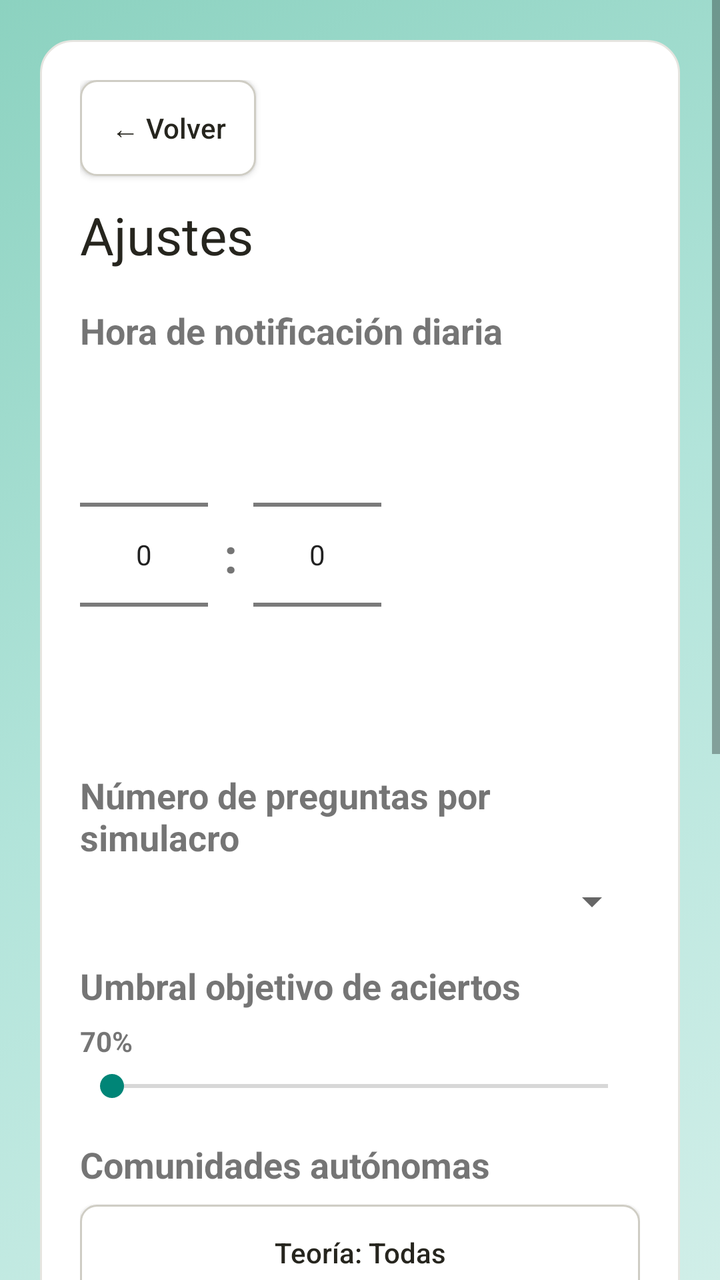
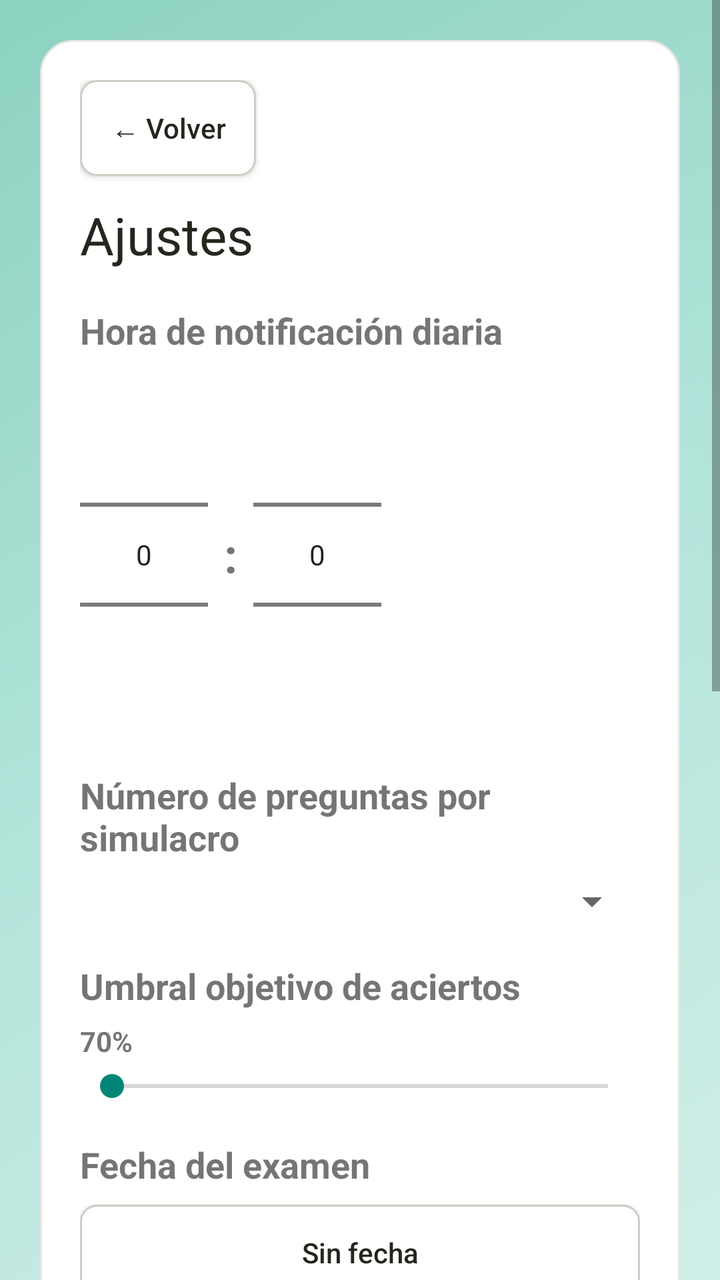

Before-and-after screenshots of an Android layout around one commit, followed by the original layout XML and the change that was made.
<!-- AndroidManifest.xml: application theme Theme.AppCompat.Light.NoActionBar -->
<!-- res/layout/activity_settings.xml -->
<?xml version="1.0" encoding="utf-8"?>
<ScrollView xmlns:android="http://schemas.android.com/apk/res/android"
    android:layout_width="match_parent"
    android:layout_height="match_parent"
    android:background="@drawable/bg_gradient_anim"
    android:fillViewport="true">

    <LinearLayout
        android:layout_width="match_parent"
        android:layout_height="wrap_content"
        android:orientation="vertical"
        android:padding="20dp">

        <LinearLayout
            android:layout_width="match_parent"
            android:layout_height="wrap_content"
            android:background="@drawable/pastel_panel"
            android:orientation="vertical"
            android:padding="20dp">

            <Button
                android:id="@+id/cancelSettingsButton"
                android:layout_width="wrap_content"
                android:layout_height="wrap_content"
                android:layout_marginBottom="12dp"
                android:background="@drawable/button_soft_action"
                android:text="← Volver"
                android:textAllCaps="false"
                android:textColor="@color/ink" />

            <TextView
                android:layout_width="wrap_content"
                android:layout_height="wrap_content"
                android:text="Ajustes"
                android:textSize="26sp"
                android:textColor="@color/ink" />

            <TextView
                android:layout_width="wrap_content"
                android:layout_height="wrap_content"
                android:layout_marginTop="18dp"
                android:text="Hora de notificación diaria"
                android:textSize="18sp"
                android:textStyle="bold" />

            <LinearLayout
                android:layout_width="wrap_content"
                android:layout_height="wrap_content"
                android:layout_marginTop="10dp"
                android:orientation="horizontal">

                <NumberPicker
                    android:id="@+id/hourPicker"
                    android:layout_width="wrap_content"
                    android:layout_height="wrap_content" />

                <TextView
                    android:layout_width="wrap_content"
                    android:layout_height="wrap_content"
                    android:layout_gravity="center_vertical"
                    android:layout_marginHorizontal="8dp"
                    android:text=":"
                    android:textSize="24sp"
                    android:textStyle="bold" />

                <NumberPicker
                    android:id="@+id/minutePicker"
                    android:layout_width="wrap_content"
                    android:layout_height="wrap_content" />
            </LinearLayout>

            <TextView
                android:layout_width="wrap_content"
                android:layout_height="wrap_content"
                android:layout_marginTop="18dp"
                android:text="Número de preguntas por simulacro"
                android:textSize="18sp"
                android:textStyle="bold" />

            <Spinner
                android:id="@+id/questionCountSpinner"
                android:layout_width="match_parent"
                android:layout_height="wrap_content"
                android:layout_marginTop="8dp" />

            <TextView
                android:layout_width="wrap_content"
                android:layout_height="wrap_content"
                android:layout_marginTop="18dp"
                android:text="Umbral objetivo de aciertos"
                android:textSize="18sp"
                android:textStyle="bold" />

            <TextView
                android:id="@+id/thresholdValueText"
                android:layout_width="wrap_content"
                android:layout_height="wrap_content"
                android:layout_marginTop="6dp"
                android:text="70%"
                android:textStyle="bold" />

            <SeekBar
                android:id="@+id/thresholdSlider"
                android:layout_width="match_parent"
                android:layout_height="wrap_content"
                android:layout_marginTop="4dp"
                android:max="100" />

            <TextView
                android:layout_width="wrap_content"
                android:layout_height="wrap_content"
                android:layout_marginTop="18dp"
                android:text="Comunidades autónomas"
                android:textSize="18sp"
                android:textStyle="bold" />

            <Button
                android:id="@+id/selectTheoryCommunitiesButton"
                android:layout_width="match_parent"
                android:layout_height="wrap_content"
                android:layout_marginTop="8dp"
                android:background="@drawable/button_soft_action"
                android:text="Teoría: Todas"
                android:textAllCaps="false"
                android:textColor="@color/ink" />

            <Button
                android:id="@+id/selectLegislationCommunitiesButton"
                android:layout_width="match_parent"
                android:layout_height="wrap_content"
                android:layout_marginTop="8dp"
                android:background="@drawable/button_soft_action"
                android:text="Legislación: Todas"
                android:textAllCaps="false"
                android:textColor="@color/ink" />

            <TextView
                android:id="@+id/permissionStatusText"
                android:layout_width="match_parent"
                android:layout_height="wrap_content"
                android:layout_marginTop="18dp"
                android:text="Estado de permisos"
                android:textSize="15sp" />

            <Button
                android:id="@+id/openPermissionSettingsButton"
                android:layout_width="match_parent"
                android:layout_height="wrap_content"
                android:layout_marginTop="8dp"
                android:background="@drawable/button_soft_action"
                android:text="Abrir ajustes de permisos"
                android:textAllCaps="false"
                android:textColor="@color/ink" />

            <Button
                android:id="@+id/testNotificationButton"
                android:layout_width="match_parent"
                android:layout_height="wrap_content"
                android:layout_marginTop="18dp"
                android:background="@drawable/button_soft_action"
                android:text="Probar notificación ahora"
                android:textAllCaps="false"
                android:textColor="@color/ink" />

            <Button
                android:id="@+id/onboardingButton"
                android:layout_width="match_parent"
                android:layout_height="wrap_content"
                android:layout_marginTop="12dp"
                android:background="@drawable/button_soft_action"
                android:text="Ver tutorial de bienvenida"
                android:textAllCaps="false"
                android:textColor="@color/ink" />

            <Button
                android:id="@+id/aboutButton"
                android:layout_width="match_parent"
                android:layout_height="wrap_content"
                android:layout_marginTop="12dp"
                android:background="@drawable/button_soft_action"
                android:text="Acerca de"
                android:textAllCaps="false"
                android:textColor="@color/ink" />

            <Button
                android:id="@+id/saveSettingsButton"
                android:layout_width="match_parent"
                android:layout_height="wrap_content"
                android:layout_marginTop="12dp"
                android:background="@drawable/button_soft_action"
                android:text="Guardar"
                android:textAllCaps="false"
                android:textColor="@color/ink" />

        </LinearLayout>
    </LinearLayout>

</ScrollView>
<!-- resources referenced by this layout -->
<resources>
  <color name="ink">#26251e</color>
  <!-- drawable bg_gradient_anim (drawable) -->
  ﻿<?xml version="1.0" encoding="utf-8"?>
  <animation-list xmlns:android="http://schemas.android.com/apk/res/android"
      android:oneshot="false">
      <item android:duration="3000">
          <shape android:shape="rectangle">
              <gradient
                  android:angle="135"
                  android:startColor="#FFD0EEE8"
                  android:centerColor="#FFB2E4DA"
                  android:endColor="#FF8CD2C0"
                  android:type="linear" />
          </shape>
      </item>
      <item android:duration="3000">
          <shape android:shape="rectangle">
              <gradient
                  android:angle="45"
                  android:startColor="#FF8CD2C0"
                  android:centerColor="#FFA8DDD2"
                  android:endColor="#FFD0EEE8"
                  android:type="linear" />
          </shape>
      </item>
      <item android:duration="3000">
          <shape android:shape="rectangle">
              <gradient
                  android:angle="90"
                  android:startColor="#FFB2E4DA"
                  android:centerColor="#FFD0EEE8"
                  android:endColor="#FF8CD2C0"
                  android:type="linear" />
          </shape>
      </item>
      <item android:duration="3000">
          <shape android:shape="rectangle">
              <gradient
                  android:angle="270"
                  android:startColor="#FFEAF7F4"
                  android:centerColor="#FF8CD2C0"
                  android:endColor="#FFB2E4DA"
                  android:type="linear" />
          </shape>
      </item>
  </animation-list>
  <!-- drawable button_soft_action (drawable) -->
  ﻿<?xml version="1.0" encoding="utf-8"?>
  <ripple xmlns:android="http://schemas.android.com/apk/res/android"
      android:color="#FF70BFA9">
      <item android:id="@android:id/mask">
          <shape android:shape="rectangle">
              <solid android:color="#FFFFFFFF" />
              <corners android:radius="8dp" />
          </shape>
      </item>
      <item>
          <selector>
              <item android:state_pressed="true">
                  <shape android:shape="rectangle">
                      <solid android:color="#FFB2E4DA" />
                      <corners android:radius="8dp" />
                      <stroke android:width="2dp" android:color="#FF70BFA9" />
                  </shape>
              </item>
              <item>
                  <shape android:shape="rectangle">
                      <solid android:color="@color/surface_card" />
                      <corners android:radius="8dp" />
                      <stroke android:width="1dp" android:color="@color/hairline_strong" />
                  </shape>
              </item>
          </selector>
      </item>
  </ripple>
  <!-- drawable pastel_panel (drawable) -->
  <?xml version="1.0" encoding="utf-8"?>
  <shape xmlns:android="http://schemas.android.com/apk/res/android"
      android:shape="rectangle">
      <solid android:color="@android:color/white" />
      <corners android:radius="16dp" />
      <stroke
          android:width="1dp"
          android:color="@color/hairline" />
  </shape>
  <color name="surface_card">#ffffff</color>
  <color name="hairline_strong">#cfcdc4</color>
  <color name="hairline">#e6e5e0</color>
</resources>

<!-- the commit's change to res/layout/activity_settings.xml (unified diff, before → after) -->
@@ -110,6 +110,24 @@
                 android:layout_width="wrap_content"
                 android:layout_height="wrap_content"
                 android:layout_marginTop="18dp"
+                android:text="Fecha del examen"
+                android:textSize="18sp"
+                android:textStyle="bold" />
+
+            <Button
+                android:id="@+id/examDateButton"
+                android:layout_width="match_parent"
+                android:layout_height="wrap_content"
+                android:layout_marginTop="8dp"
+                android:background="@drawable/button_soft_action"
+                android:text="Sin fecha"
+                android:textAllCaps="false"
+                android:textColor="@color/ink" />
+
+            <TextView
+                android:layout_width="wrap_content"
+                android:layout_height="wrap_content"
+                android:layout_marginTop="18dp"
                 android:text="Comunidades autónomas"
                 android:textSize="18sp"
                 android:textStyle="bold" />
